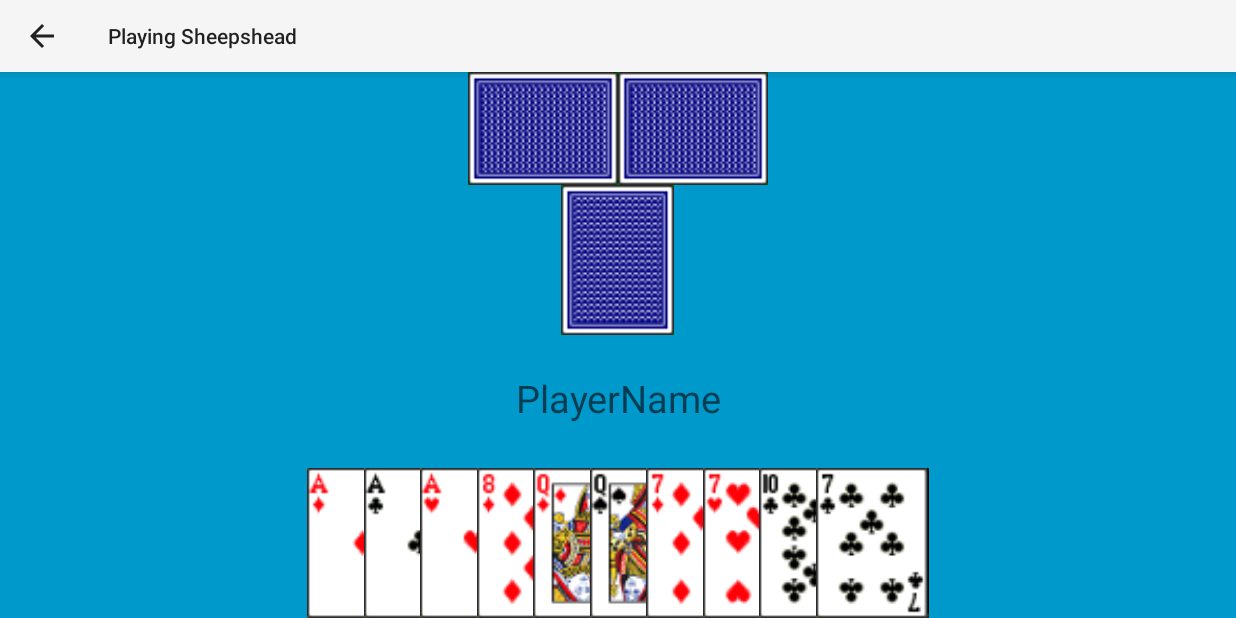
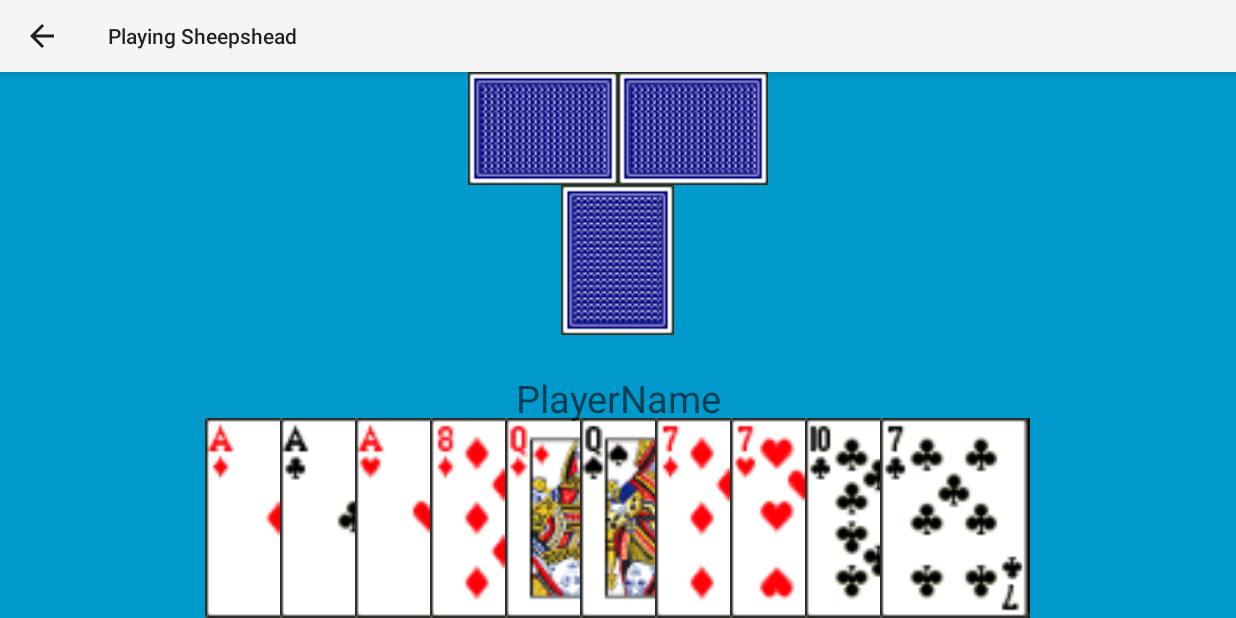
Before and after one commit to kasuboski/Sheepshead-Android, an Android app: the PlayingActivity screen opened directly, with no data from a screen before it, on a phone screen of 824 x 412 dp (held sideways). Run offline under Robolectric (Android 15) with nearby library versions, the phone set to English and light mode, and no system bars; 1 statement that could not run was skipped.

```diff
--- /dev/null
+++ b/sheepshead/src/main/java/com/JoshCorp/sheepshead/Hand.java
@@ -0,0 +1,7 @@
+package com.JoshCorp.sheepshead;
+
+/**
+ * Created by Marvin on 5/25/14.
+ */
+public class Hand {
+}
--- a/sheepshead/src/main/java/com/JoshCorp/sheepshead/PlayingActivity.java
+++ b/sheepshead/src/main/java/com/JoshCorp/sheepshead/PlayingActivity.java
@@ -6,11 +6,15 @@ import android.graphics.Color;
 import android.media.Image;
 import android.os.Bundle;
 import android.support.v7.app.ActionBarActivity;
+import android.view.Gravity;
 import android.view.Menu;
 import android.view.MenuItem;
 import android.view.View;
+import android.view.ViewGroup;
+import android.view.ViewManager;
 import android.widget.ImageButton;
 import android.widget.ImageView;
+import android.widget.RelativeLayout;
 import android.widget.TextView;
 
 import java.util.ArrayList;
@@ -64,8 +68,8 @@ public class PlayingActivity extends ActionBarActivity {
         //move card object
         Card card = (Card)view.getTag();
 
-        //clear image background
-        view.setBackgroundColor(Color.TRANSPARENT);
+        //remove imageButton of card
+        ((ViewManager)view.getParent()).removeView(view);
 
         //displayed random new card
 //        view.setBackgroundResource(cardDeck[randy.nextInt(cardDeck.length)]);
@@ -83,14 +87,42 @@ public class PlayingActivity extends ActionBarActivity {
         TextView playerName = (TextView)findViewById(R.id.PlayerName);
         playerName.setText(message);
 
-        //TODO: Add the cards programmatically
+        //get the layout
+        RelativeLayout layout = (RelativeLayout)findViewById(R.id.handContainer);
+
         //create a deck and deal cards
         Deck deck = new Deck();
         for(int i=1;i<=10;i++){
             Card card = deck.draw();
-            ImageButton image = (ImageButton)findViewById(getResources().getIdentifier("imageButton" + i , "id", getPackageName()));
+            ImageButton image = new ImageButton(this);
+            RelativeLayout.LayoutParams params =
+                    new RelativeLayout.LayoutParams(RelativeLayout.LayoutParams.WRAP_CONTENT,
+                            RelativeLayout.LayoutParams.WRAP_CONTENT);
+
+            image.setId(i);
+            if(i == 2){
+                params.addRule(RelativeLayout.ALIGN_PARENT_LEFT, RelativeLayout.TRUE);
+                params.addRule(RelativeLayout.ALIGN_PARENT_START,RelativeLayout.TRUE);
+                params.setMargins(75,0,0,0);
+            }
+            else if(i != 1){
+                params.addRule(RelativeLayout.RIGHT_OF,i-2);
+            }
+            params.addRule(RelativeLayout.ALIGN_PARENT_TOP, RelativeLayout.TRUE);
+            image.setLayoutParams(params);
+            image.setOnClickListener(new View.OnClickListener() {
+                @Override
+                public void onClick(View v) {
+                    getCard(v);
+                }
+            });
+            image.setAdjustViewBounds(true);
+            image.setScaleType(ImageView.ScaleType.FIT_CENTER);
+            image.setMinimumWidth(150);
+            image.setMinimumHeight(200);
             image.setTag(card);
             image.setBackgroundResource(getResources().getIdentifier(card.getResource() , "drawable", getPackageName()));
+            layout.addView(image);
         }
     }
 }
--- a/sheepshead/src/main/res/layout/activity_playing.xml
+++ b/sheepshead/src/main/res/layout/activity_playing.xml
@@ -8,160 +8,157 @@
     <RelativeLayout
         android:layout_width="wrap_content"
         android:layout_height="wrap_content"
-        android:layout_gravity="center_horizontal|bottom">
+        android:layout_gravity="center_horizontal|bottom"
+        android:id="@+id/handContainer">
 
-    <ImageButton
-        android:onClick="getCard"
-        android:layout_width="wrap_content"
-        android:layout_height="wrap_content"
-        android:id="@+id/imageButton1"
-        android:layout_gravity="center_horizontal|bottom"
-        android:clickable="false"
-        android:adjustViewBounds="true"
-        android:scaleType="fitCenter"
-        android:background="@drawable/b1fv"
-        android:minWidth="75dp"
-        android:minHeight="100dp"
-        android:layout_centerVertical="true" />
-    <ImageButton
-        android:onClick="getCard"
-        android:layout_width="wrap_content"
-        android:layout_height="wrap_content"
-        android:id="@+id/imageButton2"
-        android:layout_gravity="center_horizontal|bottom"
-        android:clickable="false"
-        android:adjustViewBounds="true"
-        android:scaleType="fitCenter"
-        android:background="@drawable/b1fv"
-        android:minWidth="75dp"
-        android:minHeight="100dp"
-        android:layout_alignParentTop="true"
-        android:layout_alignParentLeft="true"
-        android:layout_alignParentStart="true"
-        android:layout_marginLeft="38dp"
-        android:layout_centerVertical="true" />
-    <ImageButton
-        android:onClick="getCard"
-        android:layout_width="wrap_content"
-        android:layout_height="wrap_content"
-        android:id="@+id/imageButton3"
-        android:layout_gravity="center_horizontal|bottom"
-        android:clickable="false"
-        android:adjustViewBounds="true"
-        android:scaleType="fitCenter"
-        android:background="@drawable/b1fv"
-        android:minWidth="75dp"
-        android:minHeight="100dp"
-        android:layout_alignParentTop="true"
-        android:layout_toRightOf="@+id/imageButton1"
-        android:layout_centerVertical="true" />
-    <ImageButton
-        android:onClick="getCard"
-        android:layout_width="wrap_content"
-        android:layout_height="wrap_content"
-        android:id="@+id/imageButton4"
-        android:layout_gravity="center_horizontal|bottom"
-        android:clickable="false"
-        android:adjustViewBounds="true"
-        android:scaleType="fitCenter"
-        android:background="@drawable/b1fv"
-        android:minWidth="75dp"
-        android:minHeight="100dp"
-        android:layout_alignParentTop="true"
-        android:layout_toRightOf="@+id/imageButton2"
-        android:layout_centerVertical="true" />
-    <ImageButton
-        android:onClick="getCard"
-        android:layout_width="wrap_content"
-        android:layout_height="wrap_content"
-        android:id="@+id/imageButton5"
-        android:layout_gravity="center_horizontal|bottom"
-        android:clickable="false"
-        android:adjustViewBounds="true"
-        android:scaleType="fitCenter"
-        android:background="@drawable/b1fv"
-        android:minWidth="75dp"
-        android:minHeight="100dp"
-        android:layout_alignParentTop="true"
-        android:layout_toRightOf="@+id/imageButton3"
-        android:layout_centerVertical="true" />
+    <!--<ImageButton-->
+        <!--android:onClick="getCard"-->
+        <!--android:layout_width="wrap_content"-->
+        <!--android:layout_height="wrap_content"-->
+        <!--android:id="@+id/imageButton1"-->
+        <!--android:layout_gravity="center_horizontal|bottom"-->
+        <!--android:clickable="false"-->
+        <!--android:adjustViewBounds="true"-->
+        <!--android:scaleType="fitCenter"-->
+        <!--android:background="@drawable/b1fv"-->
+        <!--android:minWidth="75dp"-->
+        <!--android:minHeight="100dp"-->
+        <!--android:layout_alignParentTop="true"-->
+        <!--android:layout_centerVertical="true" />-->
+    <!--<ImageButton-->
+        <!--android:onClick="getCard"-->
+        <!--android:layout_width="wrap_content"-->
+        <!--android:layout_height="wrap_content"-->
+        <!--android:id="@+id/imageButton2"-->
+        <!--android:layout_gravity="center_horizontal|bottom"-->
+        <!--android:clickable="false"-->
+        <!--android:adjustViewBounds="true"-->
+        <!--android:scaleType="fitCenter"-->
+        <!--android:background="@drawable/b1fv"-->
+        <!--android:minWidth="75dp"-->
+        <!--android:minHeight="100dp"-->
+        <!--android:layout_alignParentTop="true"-->
+        <!--android:layout_alignParentLeft="true"-->
+        <!--android:layout_alignParentStart="true"-->
+        <!--android:layout_marginLeft="38dp" />-->
+    <!--<ImageButton-->
+        <!--android:onClick="getCard"-->
+        <!--android:layout_width="wrap_content"-->
+        <!--android:layout_height="wrap_content"-->
+        <!--android:id="@+id/imageButton3"-->
+        <!--android:layout_gravity="center_horizontal|bottom"-->
+        <!--android:clickable="false"-->
+        <!--android:adjustViewBounds="true"-->
+        <!--android:scaleType="fitCenter"-->
+        <!--android:background="@drawable/b1fv"-->
+        <!--android:minWidth="75dp"-->
+        <!--android:minHeight="100dp"-->
+        <!--android:layout_alignParentTop="true"-->
+        <!--android:layout_toRightOf="@+id/imageButton1" />-->
+    <!--<ImageButton-->
+        <!--android:onClick="getCard"-->
+        <!--android:layout_width="wrap_content"-->
+        <!--android:layout_height="wrap_content"-->
+        <!--android:id="@+id/imageButton4"-->
+        <!--android:layout_gravity="center_horizontal|bottom"-->
+        <!--android:clickable="false"-->
+        <!--android:adjustViewBounds="true"-->
+        <!--android:scaleType="fitCenter"-->
+        <!--android:background="@drawable/b1fv"-->
+        <!--android:minWidth="75dp"-->
+        <!--android:minHeight="100dp"-->
+        <!--android:layout_alignParentTop="true"-->
+        <!--android:layout_toRightOf="@+id/imageButton2" />-->
+    <!--<ImageButton-->
+        <!--android:onClick="getCard"-->
+        <!--android:layout_width="wrap_content"-->
+        <!--android:layout_height="wrap_content"-->
+        <!--android:id="@+id/imageButton5"-->
+        <!--android:layout_gravity="center_horizontal|bottom"-->
+        <!--android:clickable="false"-->
+        <!--android:adjustViewBounds="true"-->
+        <!--android:scaleType="fitCenter"-->
+        <!--android:background="@drawable/b1fv"-->
+        <!--android:minWidth="75dp"-->
+        <!--android:minHeight="100dp"-->
+        <!--android:layout_alignParentTop="true"-->
+        <!--android:layout_toRightOf="@+id/imageButton3" />-->
 
-    <ImageButton
-        android:onClick="getCard"
-        android:layout_width="wrap_content"
-        android:layout_height="wrap_content"
-        android:id="@+id/imageButton6"
-        android:layout_gravity="center_horizontal|bottom"
-        android:clickable="false"
-        android:adjustViewBounds="true"
-        android:scaleType="fitCenter"
-        android:background="@drawable/b1fv"
-        android:minWidth="75dp"
-        android:minHeight="100dp"
-        android:layout_centerVertical="true"
-        android:layout_toRightOf="@+id/imageButton4" />
+    <!--<ImageButton-->
+        <!--android:onClick="getCard"-->
+        <!--android:layout_width="wrap_content"-->
+        <!--android:layout_height="wrap_content"-->
+        <!--android:id="@+id/imageButton6"-->
+        <!--android:layout_gravity="center_horizontal|bottom"-->
+        <!--android:clickable="false"-->
+        <!--android:adjustViewBounds="true"-->
+        <!--android:scaleType="fitCenter"-->
+        <!--android:background="@drawable/b1fv"-->
+        <!--android:minWidth="75dp"-->
+        <!--android:minHeight="100dp"-->
+        <!--android:layout_alignParentTop="true"-->
+        <!--android:layout_toRightOf="@+id/imageButton4" />-->
 
-    <ImageButton
-        android:onClick="getCard"
-        android:layout_width="wrap_content"
-        android:layout_height="wrap_content"
-        android:id="@+id/imageButton7"
-        android:layout_gravity="center_horizontal|bottom"
-        android:clickable="false"
-        android:adjustViewBounds="true"
-        android:scaleType="fitCenter"
-        android:background="@drawable/b1fv"
-        android:minWidth="75dp"
-        android:minHeight="100dp"
-        android:layout_alignParentTop="true"
-        android:layout_toRightOf="@+id/imageButton5"
-        android:layout_centerVertical="true" />
+    <!--<ImageButton-->
+        <!--android:onClick="getCard"-->
+        <!--android:layout_width="wrap_content"-->
+        <!--android:layout_height="wrap_content"-->
+        <!--android:id="@+id/imageButton7"-->
+        <!--android:layout_gravity="center_horizontal|bottom"-->
+        <!--android:clickable="false"-->
+        <!--android:adjustViewBounds="true"-->
+        <!--android:scaleType="fitCenter"-->
+        <!--android:background="@drawable/b1fv"-->
+        <!--android:minWidth="75dp"-->
+        <!--android:minHeight="100dp"-->
+        <!--android:layout_alignParentTop="true"-->
+        <!--android:layout_toRightOf="@+id/imageButton5" />-->
 
-    <ImageButton
-        android:onClick="getCard"
-        android:layout_width="wrap_content"
-        android:layout_height="wrap_content"
-        android:id="@+id/imageButton8"
-        android:layout_gravity="center_horizontal|bottom"
-        android:clickable="false"
-        android:adjustViewBounds="true"
-        android:scaleType="fitCenter"
-        android:background="@drawable/b1fv"
-        android:minWidth="75dp"
-        android:minHeight="100dp"
-        android:layout_centerVertical="true"
-        android:layout_toRightOf="@+id/imageButton6" />
+    <!--<ImageButton-->
+        <!--android:onClick="getCard"-->
+        <!--android:layout_width="wrap_content"-->
+        <!--android:layout_height="wrap_content"-->
+        <!--android:id="@+id/imageButton8"-->
+        <!--android:layout_gravity="center_horizontal|bottom"-->
+        <!--android:clickable="false"-->
+        <!--android:adjustViewBounds="true"-->
+        <!--android:scaleType="fitCenter"-->
+        <!--android:background="@drawable/b1fv"-->
+        <!--android:minWidth="75dp"-->
+        <!--android:minHeight="100dp"-->
+        <!--android:layout_alignParentTop="true"-->
+        <!--android:layout_toRightOf="@+id/imageButton6" />-->
 
-    <ImageButton
-        android:onClick="getCard"
-        android:layout_width="wrap_content"
-        android:layout_height="wrap_content"
-        android:id="@+id/imageButton9"
-        android:layout_gravity="center_horizontal|bottom"
-        android:clickable="false"
-        android:adjustViewBounds="true"
-        android:scaleType="fitCenter"
-        android:background="@drawable/b1fv"
-        android:minWidth="75dp"
-        android:minHeight="100dp"
-        android:layout_centerVertical="true"
-        android:layout_toRightOf="@+id/imageButton7" />
+    <!--<ImageButton-->
+        <!--android:onClick="getCard"-->
+        <!--android:layout_width="wrap_content"-->
+        <!--android:layout_height="wrap_content"-->
+        <!--android:id="@+id/imageButton9"-->
+        <!--android:layout_gravity="center_horizontal|bottom"-->
+        <!--android:clickable="false"-->
+        <!--android:adjustViewBounds="true"-->
+        <!--android:scaleType="fitCenter"-->
+        <!--android:background="@drawable/b1fv"-->
+        <!--android:minWidth="75dp"-->
+        <!--android:minHeight="100dp"-->
+        <!--android:layout_alignParentTop="true"-->
+        <!--android:layout_toRightOf="@+id/imageButton7" />-->
 
-    <ImageButton
-        android:onClick="getCard"
-        android:layout_width="wrap_content"
-        android:layout_height="wrap_content"
-        android:id="@+id/imageButton10"
-        android:layout_gravity="center_horizontal|bottom"
-        android:clickable="false"
-        android:adjustViewBounds="true"
-        android:scaleType="fitCenter"
-        android:background="@drawable/b1fv"
-        android:minWidth="75dp"
-        android:minHeight="100dp"
-        android:layout_centerVertical="true"
-        android:layout_toRightOf="@+id/imageButton8"
-        android:cropToPadding="false" />
+    <!--<ImageButton-->
+        <!--android:onClick="getCard"-->
+        <!--android:layout_width="wrap_content"-->
+        <!--android:layout_height="wrap_content"-->
+        <!--android:id="@+id/imageButton10"-->
+        <!--android:layout_gravity="center_horizontal|bottom"-->
+        <!--android:clickable="false"-->
+        <!--android:adjustViewBounds="true"-->
+        <!--android:scaleType="fitCenter"-->
+        <!--android:background="@drawable/b1fv"-->
+        <!--android:minWidth="75dp"-->
+        <!--android:minHeight="100dp"-->
+        <!--android:cropToPadding="false"-->
+        <!--android:layout_alignParentTop="true"-->
+        <!--android:layout_toRightOf="@+id/imageButton8" />-->
     </RelativeLayout>
 
     <TextView
```
